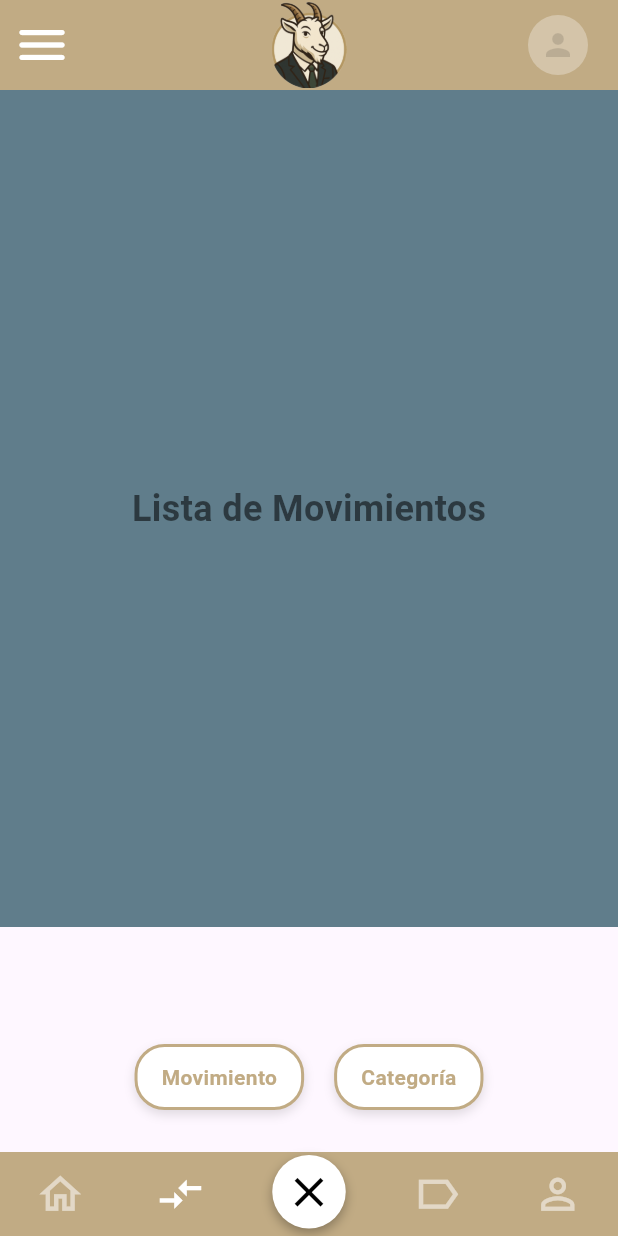
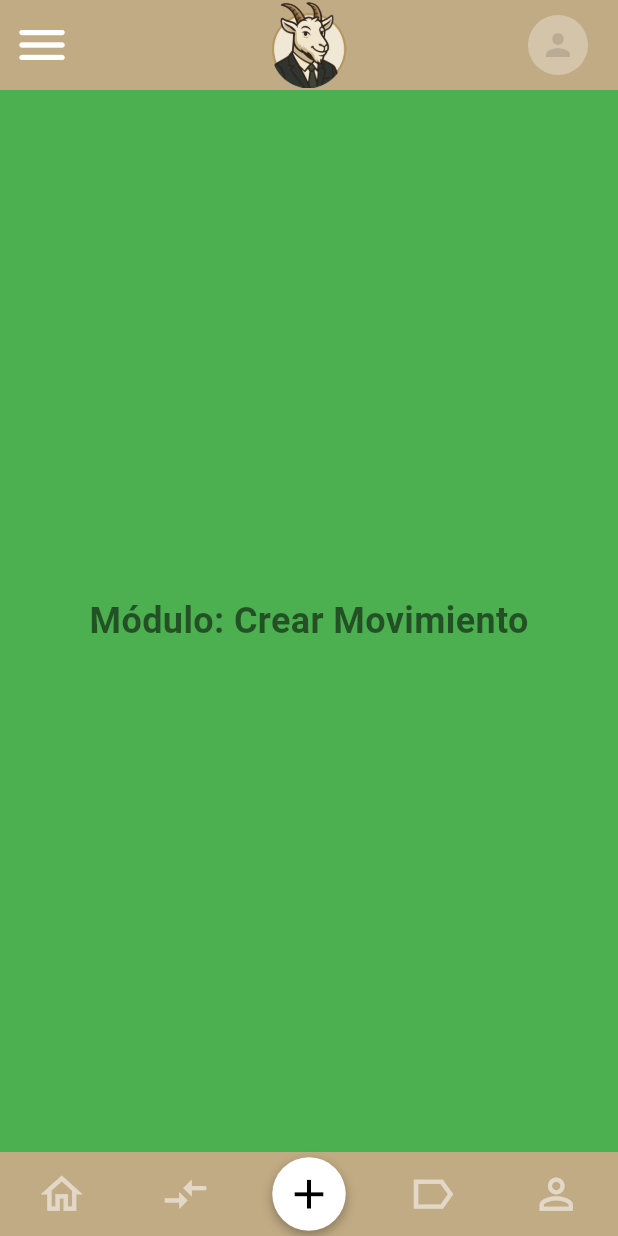
Before and after one commit to yunggraffs/chavocontrol_app, a Flutter app: the screen it shows after launch, item 2 of the bottom bar chosen, after a tap on the "add" icon, on a phone screen of 412 x 824 dp. Run offline on Flutter 3.47's test engine with Material 3 defaults, Android fonts, the phone set to English and light mode, and no system bars.

Commit message:
bottom_navigation_bar responsive y ya no abre desplegable superpuesto

```diff
--- a/lib/presentation/widgets/bottom_navigation_bar.dart
+++ b/lib/presentation/widgets/bottom_navigation_bar.dart
@@ -19,62 +19,14 @@ class CustomBottomNavigationBar extends StatefulWidget {
 
 class _CustomBottomNavigationBarState extends State<CustomBottomNavigationBar> {
   static const double _iconSize = 33.0;
-  static const Color _barColor = AppColors.primaryTopBottom;
 
-  // Controla la visibilidad del menú flotante al pulsar el botón central.
-  bool _isActionMenuVisible = false;
-
-  void _onCentralButtonTapped() {
-    setState(() {
-      _isActionMenuVisible = !_isActionMenuVisible;
-    });
-  }
-
-  // Construye los botones de acción Movimiento/Categoría
-  Widget _buildActionButton(String text, int index) {
-    return Column(
-      mainAxisSize: MainAxisSize.min,
-      children: [
-        GestureDetector(
+  // Construye el botón central ADD/CLOSE
+  Widget _buildCentralButton(int index) {
+    return Expanded(
+      child: InkWell(
         onTap: () {
           widget.onItemTapped(index);
-            setState(() {
-              _isActionMenuVisible =
-                  false; // Oculta el menú después de la selección
-            });
         },
-          child: Container(
-            margin: const EdgeInsets.only(bottom: 8),
-            padding: const EdgeInsets.symmetric(horizontal: 16, vertical: 10),
-            decoration: BoxDecoration(
-              color: Colors.white,
-              borderRadius: BorderRadius.circular(20),
-              border: Border.all(color: _barColor, width: 2),
-              boxShadow: const [
-                BoxShadow(
-                  color: Colors.black12,
-                  blurRadius: 5,
-                  offset: Offset(0, 3),
-                ),
-              ],
-            ),
-            child: Text(
-              text,
-              style: const TextStyle(
-                color: _barColor,
-                fontWeight: FontWeight.bold,
-              ),
-            ),
-          ),
-        ),
-      ],
-    );
-  }
-
-  // Construye el botón central ADD/CLOSE
-  Widget _buildCentralButton() {
-    return InkWell(
-      onTap: _onCentralButtonTapped,
         child: Container(
           padding: const EdgeInsets.all(8.0),
           decoration: BoxDecoration(
@@ -88,11 +40,7 @@ class _CustomBottomNavigationBarState extends State<CustomBottomNavigationBar> {
               ),
             ],
           ),
-        child: Icon(
-          // Cambia el ícono a 'X' si el menú está visible
-          _isActionMenuVisible ? Icons.close : Icons.add,
-          color: Colors.black,
-          size: _iconSize,
+          child: Icon(Icons.add, color: Colors.black, size: _iconSize),
         ),
       ),
     );
@@ -109,64 +57,45 @@ class _CustomBottomNavigationBarState extends State<CustomBottomNavigationBar> {
       ),
       onPressed: () {
         widget.onItemTapped(index);
-        setState(() {
-          _isActionMenuVisible =
-              false; // Cierra el menú al navegar a un ícono lateral
-        });
       },
     );
   }
 
   @override
   Widget build(BuildContext context) {
+    // Calculamos el bottom safe area y la altura del widget
     final double safeAreaBottom = MediaQuery.of(context).padding.bottom;
     final double barHeight = kBottomNavigationBarHeight + safeAreaBottom;
+    // Asignamos un ancho a todas las columnas
+    final double columnWidth = 70;
 
-    // Se usa Stack para superponer la barra, el menú flotante y el botón central.
     return Container(
-      // La altura se ajusta para dar espacio al menú flotante cuando está activo.
-      height: barHeight + (_isActionMenuVisible ? 150 : 0),
-      child: Stack(
-        alignment: Alignment.bottomCenter,
-        children: [
-          // 1. La Barra de Navegación (Base)
-          Container(
       height: barHeight,
-            color: _barColor,
-            child: SafeArea(
+      color: AppColors.primaryTopBottom,
       child: Row(
         mainAxisAlignment: MainAxisAlignment.spaceAround,
         children: <Widget>[
-                  _buildLateralButton(Icons.home_outlined, 0),
-                  _buildLateralButton(Icons.compare_arrows_sharp, 1),
-                  const SizedBox(width: 60), // Espacio para el botón central
-                  _buildLateralButton(Icons.label_outline_sharp, 4),
-                  _buildLateralButton(Icons.person_outline, 5),
-                ],
+          // ------ Icono Home
+          SizedBox(
+            width: columnWidth,
+            child: _buildLateralButton(Icons.home_outlined, 0),
           ),
+          // ------ Icono Movimientos
+          SizedBox(
+            width: columnWidth,
+            child: _buildLateralButton(Icons.compare_arrows_sharp, 1),
           ),
+          // ------ Icono Añadir
+          SizedBox(width: columnWidth, child: _buildCentralButton(2)),
+          // ------ Icono Categorías
+          SizedBox(
+            width: columnWidth,
+            child: _buildLateralButton(Icons.label_outline_sharp, 3),
           ),
-
-          // 2. Menú de Acción Flotante (Botones Movimiento y Categoría)
-          if (_isActionMenuVisible)
-            Positioned(
-              bottom: barHeight + 20,
-              // Posiciona el menú 20px por encima de la barra
-              child: Row(
-                mainAxisAlignment: MainAxisAlignment.center,
-                crossAxisAlignment: CrossAxisAlignment.end,
-                children: [
-                  _buildActionButton("Movimiento", 2),
-                  const SizedBox(width: 20),
-                  _buildActionButton("Categoría", 3),
-                ],
-              ),
-            ),
-
-          // 3. Botón Central (Superpuesto)
-          Positioned(
-            bottom: safeAreaBottom + 5, // Ajuste para centrarlo verticalmente
-            child: _buildCentralButton(),
+          // ------ Icono Usuario
+          SizedBox(
+            width: columnWidth,
+            child: _buildLateralButton(Icons.person_outline, 4),
           ),
         ],
       ),
--- a/lib/presentation/widgets/custom_appbar.dart
+++ b/lib/presentation/widgets/custom_appbar.dart
@@ -17,8 +17,9 @@ class CustomAppbar extends StatelessWidget implements PreferredSizeWidget {
   Widget build(BuildContext context) {
     return Container(
       color: AppColors.primaryTopBottom,
-      // Aplicamos un SafeArea únicamente arriba y abajo
+      // Aplicamos un SafeArea únicamente arriba
       child: SafeArea(
+        bottom: false,
         left: false,
         right: false,
         // Definimos el layout
```
Lines whose indentation alone changed are shown as unchanged.
